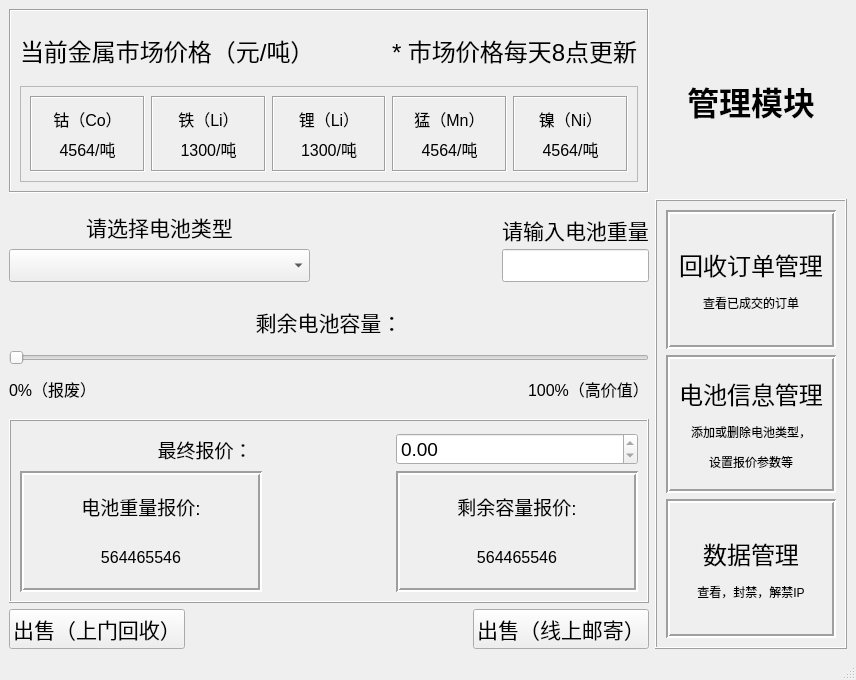
The window that mainwindow.ui (RipplesDance/WasteMetalRecoverySystem) describes before a commit, drawn with Qt 5.
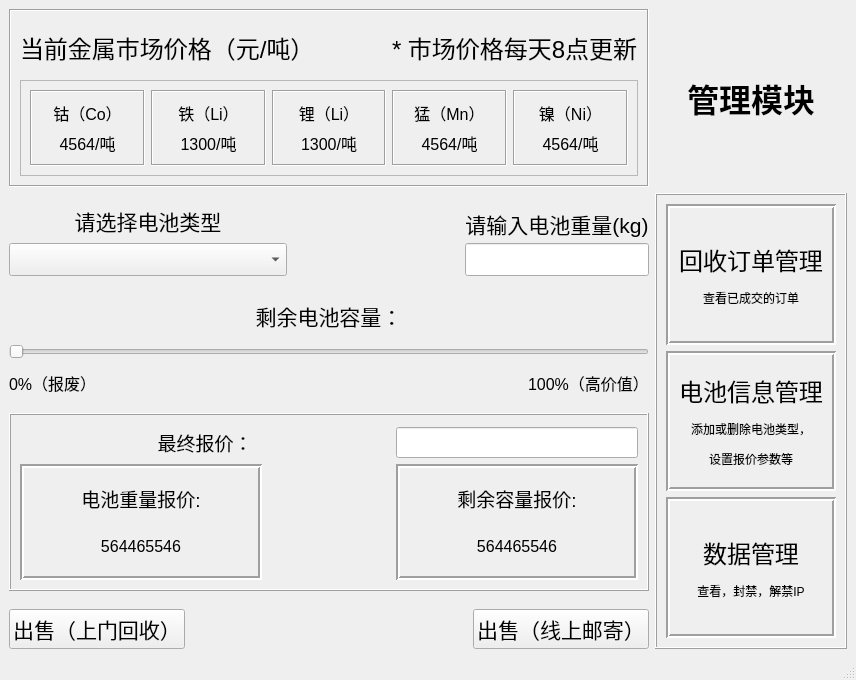
The same window after the commit.

Diff of the .ui file:
```diff
--- a/mainwindow.ui
+++ b/mainwindow.ui
@@ -462,7 +462,7 @@
              </font>
             </property>
             <property name="text">
-             <string>请输入电池重量</string>
+             <string>请输入电池重量(kg)</string>
             </property>
             <property name="alignment">
              <set>Qt::AlignCenter</set>
@@ -479,7 +479,7 @@
          <number>6</number>
         </property>
         <property name="topMargin">
-         <number>0</number>
+         <number>12</number>
         </property>
         <property name="rightMargin">
          <number>0</number>
@@ -531,7 +531,7 @@
         <property name="frameShadow">
          <enum>QFrame::Raised</enum>
         </property>
-        <layout class="QGridLayout" name="gridLayout_3" columnstretch="2,1,2,0">
+        <layout class="QGridLayout" name="gridLayout_3" columnstretch="2,1,2">
          <property name="topMargin">
           <number>12</number>
          </property>
@@ -635,33 +635,6 @@
            </layout>
           </widget>
          </item>
-         <item row="0" column="2">
-          <widget class="QDoubleSpinBox" name="doubleSpinBox">
-           <property name="font">
-            <font>
-             <pointsize>14</pointsize>
-            </font>
-           </property>
-           <property name="wrapping">
-            <bool>false</bool>
-           </property>
-           <property name="frame">
-            <bool>true</bool>
-           </property>
-           <property name="readOnly">
-            <bool>true</bool>
-           </property>
-           <property name="specialValueText">
-            <string/>
-           </property>
-           <property name="showGroupSeparator" stdset="0">
-            <bool>false</bool>
-           </property>
-           <property name="maximum">
-            <double>99999999999.990005493164063</double>
-           </property>
-          </widget>
-         </item>
          <item row="1" column="1">
           <spacer name="horizontalSpacer_5">
            <property name="orientation">
@@ -690,6 +663,15 @@
            </property>
           </widget>
          </item>
+         <item row="0" column="2">
+          <widget class="QLineEdit" name="lineEdit_2">
+           <property name="font">
+            <font>
+             <pointsize>14</pointsize>
+            </font>
+           </property>
+          </widget>
+         </item>
         </layout>
        </widget>
       </item>
```
